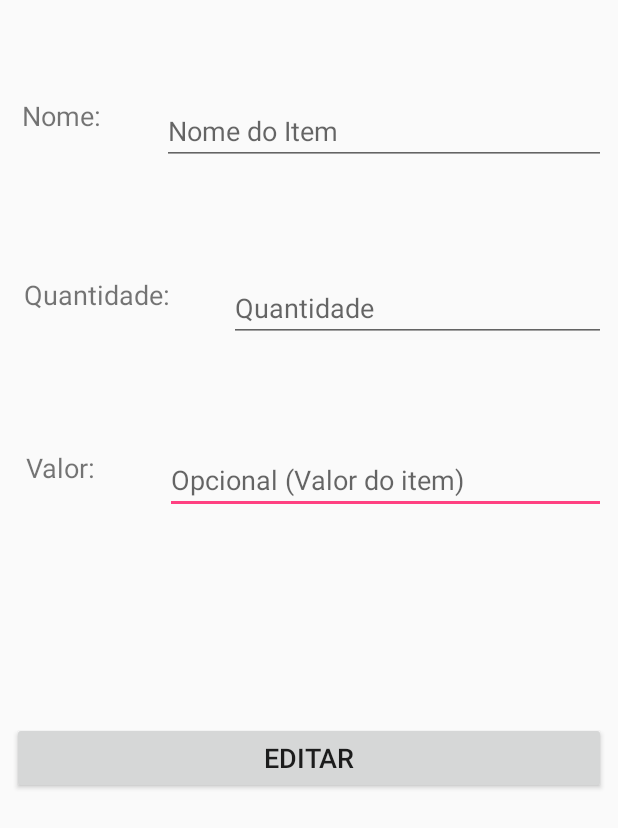
After one commit to ufjf-dcc196/dcc196-2018-3-trb3-gabriel-martins-e-mateus-goncalo, an Android app: the layout activity_visualizar_item.xml on its own in the app's theme, with its tools: preview values and no code run, on a phone screen of 412 x 824 dp. The commit adds this screen. Shown: the top 828 px of the screen. Run offline under Robolectric (Android 15) with nearby library versions, the light colour scheme and no system bars.

Commit message:
Adicionando VisualizarItemActivity

```diff
--- a/app/src/main/AndroidManifest.xml
+++ b/app/src/main/AndroidManifest.xml
@@ -21,7 +21,8 @@
         <activity android:name=".ItensListaActivity" />
         <activity android:name=".CadastrarItemActivity" />
         <activity android:name=".ComprasActivity" />
-        <activity android:name=".EditarListaActivity"></activity>
+        <activity android:name=".EditarListaActivity" />
+        <activity android:name=".VisualizarItemActivity"></activity>
     </application>
 
 </manifest>
--- /dev/null
+++ b/app/src/main/res/layout/activity_visualizar_item.xml
@@ -0,0 +1,144 @@
+<?xml version="1.0" encoding="utf-8"?>
+<android.support.constraint.ConstraintLayout xmlns:android="http://schemas.android.com/apk/res/android"
+    xmlns:app="http://schemas.android.com/apk/res-auto"
+    xmlns:tools="http://schemas.android.com/tools"
+    android:layout_width="match_parent"
+    android:layout_height="match_parent"
+    tools:context=".VisualizarItemActivity">
+
+    <EditText
+        android:id="@+id/etxt_VValorItem"
+        android:layout_width="294dp"
+        android:layout_height="45dp"
+        android:layout_marginBottom="8dp"
+        android:layout_marginEnd="8dp"
+        android:layout_marginLeft="8dp"
+        android:layout_marginRight="8dp"
+        android:layout_marginStart="8dp"
+        android:layout_marginTop="8dp"
+        android:ems="10"
+        android:hint="@string/hint_ValorItem"
+        android:inputType="number"
+        app:layout_constraintBottom_toBottomOf="parent"
+        app:layout_constraintEnd_toEndOf="parent"
+        app:layout_constraintHorizontal_bias="1.0"
+        app:layout_constraintStart_toStartOf="parent"
+        app:layout_constraintTop_toTopOf="parent"
+        app:layout_constraintVertical_bias="0.379" />
+
+    <EditText
+        android:id="@+id/etxt_VQuantidadeItem"
+        android:layout_width="251dp"
+        android:layout_height="45dp"
+        android:layout_marginBottom="8dp"
+        android:layout_marginEnd="8dp"
+        android:layout_marginLeft="8dp"
+        android:layout_marginRight="8dp"
+        android:layout_marginStart="8dp"
+        android:layout_marginTop="8dp"
+        android:ems="10"
+        android:hint="@string/hint_Qtd"
+        android:inputType="number"
+        app:layout_constraintBottom_toBottomOf="parent"
+        app:layout_constraintEnd_toEndOf="parent"
+        app:layout_constraintHorizontal_bias="1.0"
+        app:layout_constraintStart_toStartOf="parent"
+        app:layout_constraintTop_toTopOf="parent"
+        app:layout_constraintVertical_bias="0.229" />
+
+    <TextView
+        android:id="@+id/txt_ItemQuantidade"
+        android:layout_width="168dp"
+        android:layout_height="64dp"
+        android:layout_marginBottom="8dp"
+        android:layout_marginEnd="8dp"
+        android:layout_marginLeft="8dp"
+        android:layout_marginRight="8dp"
+        android:layout_marginStart="8dp"
+        android:layout_marginTop="8dp"
+        android:text="Quantidade:"
+        android:textSize="18sp"
+        app:layout_constraintBottom_toBottomOf="parent"
+        app:layout_constraintEnd_toEndOf="parent"
+        app:layout_constraintHorizontal_bias="0.034"
+        app:layout_constraintStart_toStartOf="parent"
+        app:layout_constraintTop_toTopOf="parent"
+        app:layout_constraintVertical_bias="0.237" />
+
+    <TextView
+        android:id="@+id/txt_ItemValor"
+        android:layout_width="168dp"
+        android:layout_height="64dp"
+        android:layout_marginBottom="8dp"
+        android:layout_marginEnd="8dp"
+        android:layout_marginLeft="8dp"
+        android:layout_marginRight="8dp"
+        android:layout_marginStart="8dp"
+        android:layout_marginTop="8dp"
+        android:text="Valor:"
+        android:textSize="18sp"
+        app:layout_constraintBottom_toBottomOf="parent"
+        app:layout_constraintEnd_toEndOf="parent"
+        app:layout_constraintHorizontal_bias="0.04"
+        app:layout_constraintStart_toStartOf="parent"
+        app:layout_constraintTop_toTopOf="parent"
+        app:layout_constraintVertical_bias="0.392" />
+
+    <TextView
+        android:id="@+id/txt_NomeItemLista"
+        android:layout_width="168dp"
+        android:layout_height="64dp"
+        android:layout_marginBottom="8dp"
+        android:layout_marginEnd="8dp"
+        android:layout_marginLeft="8dp"
+        android:layout_marginRight="8dp"
+        android:layout_marginStart="8dp"
+        android:layout_marginTop="8dp"
+        android:text="Nome:"
+        android:textSize="18sp"
+        app:layout_constraintBottom_toBottomOf="parent"
+        app:layout_constraintEnd_toEndOf="parent"
+        app:layout_constraintHorizontal_bias="0.028"
+        app:layout_constraintStart_toStartOf="parent"
+        app:layout_constraintTop_toTopOf="parent"
+        app:layout_constraintVertical_bias="0.076" />
+
+    <EditText
+        android:id="@+id/etxt_VNomeItem"
+        android:layout_width="296dp"
+        android:layout_height="45dp"
+        android:layout_marginBottom="8dp"
+        android:layout_marginEnd="8dp"
+        android:layout_marginLeft="8dp"
+        android:layout_marginRight="8dp"
+        android:layout_marginStart="8dp"
+        android:layout_marginTop="8dp"
+        android:ems="10"
+        android:hint="@string/hint_NomeItem"
+        android:inputType="textPersonName"
+        app:layout_constraintBottom_toBottomOf="parent"
+        app:layout_constraintEnd_toEndOf="parent"
+        app:layout_constraintHorizontal_bias="1.0"
+        app:layout_constraintStart_toStartOf="parent"
+        app:layout_constraintTop_toTopOf="parent"
+        app:layout_constraintVertical_bias="0.074" />
+
+    <Button
+        android:id="@+id/editarItem"
+        android:layout_width="0dp"
+        android:layout_height="wrap_content"
+        android:layout_marginBottom="8dp"
+        android:layout_marginEnd="8dp"
+        android:layout_marginLeft="8dp"
+        android:layout_marginRight="8dp"
+        android:layout_marginStart="8dp"
+        android:layout_marginTop="8dp"
+        android:text="Editar"
+        android:textSize="18sp"
+        app:layout_constraintBottom_toBottomOf="parent"
+        app:layout_constraintEnd_toEndOf="parent"
+        app:layout_constraintStart_toStartOf="parent"
+        app:layout_constraintTop_toTopOf="parent"
+        app:layout_constraintVertical_bias="0.623" />
+
+</android.support.constraint.ConstraintLayout>
```
Also changed, not shown: app/src/main/java/com/ufjf/dcc196/dcc196_trb03/EditarListaActivity.java (+46 -0 lines), app/src/main/java/com/ufjf/dcc196/dcc196_trb03/ItensListaActivity.java (+17 -9 lines), app/src/main/java/com/ufjf/dcc196/dcc196_trb03/VisualizarItemActivity.java (added, +83 -0 lines).
